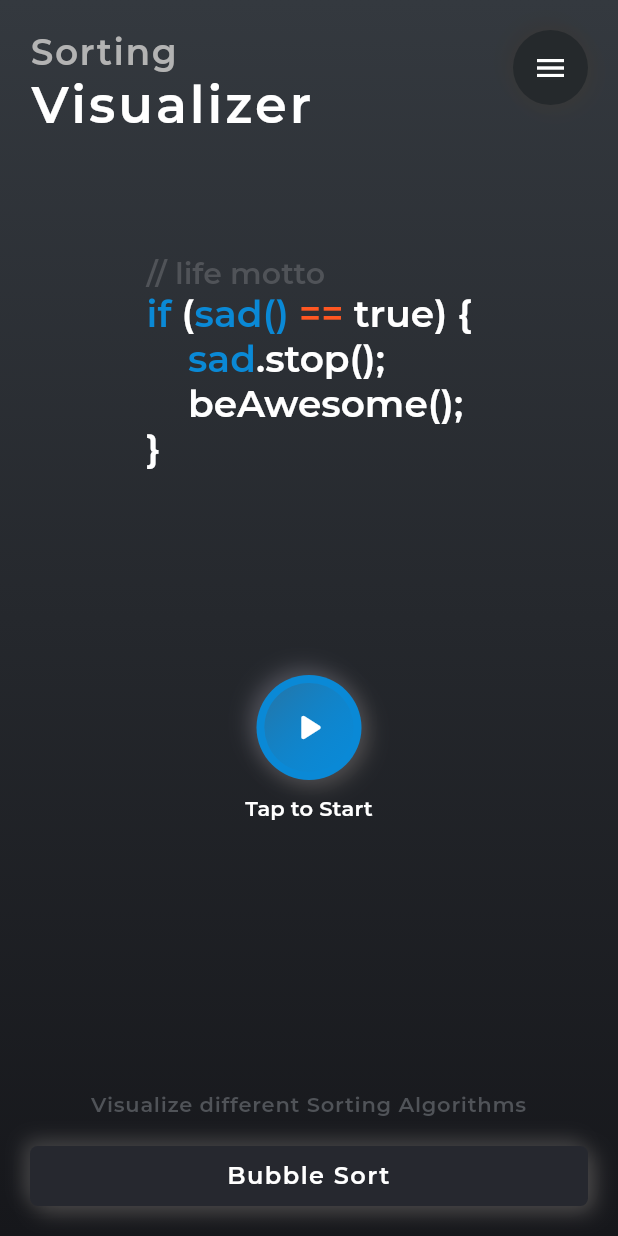
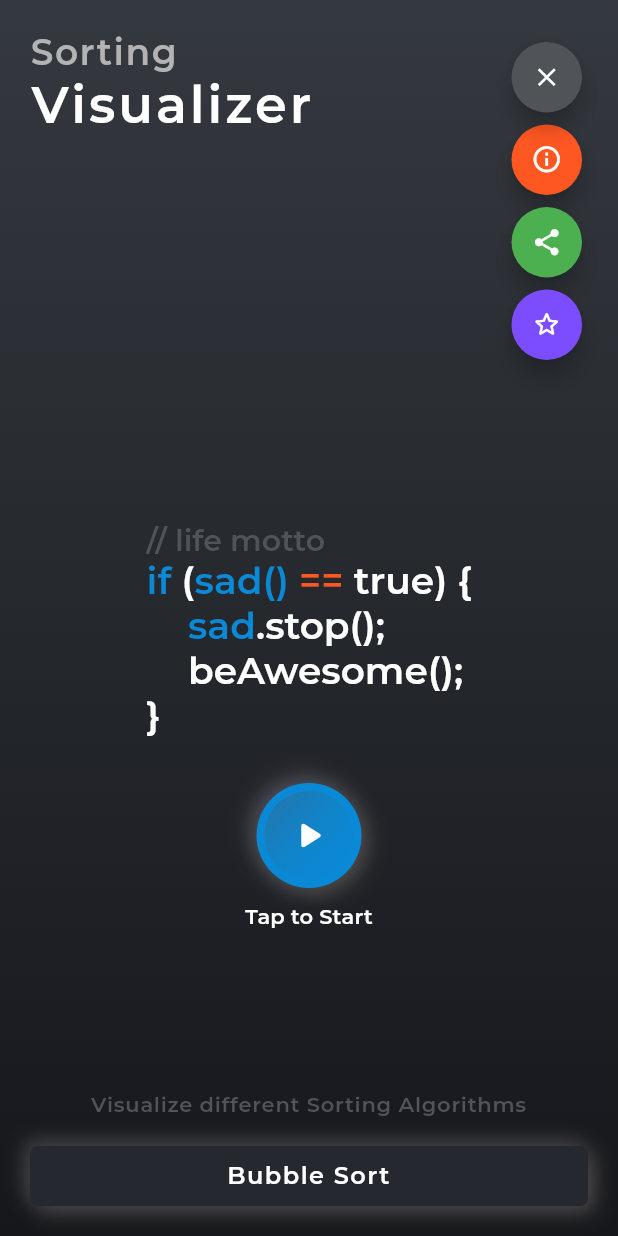
Before and after one commit to roshan9419/Sortlizer, a Flutter app: the screen it shows after launch, on a phone screen of 412 x 824 dp. Run offline on Flutter 3.47's test engine with Material 2 defaults, Android fonts, the phone set to English and light mode, and no system bars; our stand-ins replace animated_text_kit, auto_route, flutter_highlight, flutter_svg, get_it, injectable and 3 more.

Commit message:
Added animated expandable buttons

```diff
--- a/lib/ui/views/home_view.dart
+++ b/lib/ui/views/home_view.dart
@@ -29,13 +29,9 @@ class HomeView extends StatelessWidget {
               child: Column(
                 crossAxisAlignment: CrossAxisAlignment.stretch,
                 children: [
-                  Container(
-                    // color: Colors.blueGrey,
-                    height: 250,
-                    child: Stack(
-                      fit: StackFit.passthrough,
-                      clipBehavior: Clip.none,
-                      overflow: Overflow.visible,
+                  Row(
+                    crossAxisAlignment: CrossAxisAlignment.start,
+                    mainAxisAlignment: MainAxisAlignment.spaceBetween,
                     children: [
                       RichText(
                           text: TextSpan(
@@ -49,48 +45,12 @@ class HomeView extends StatelessWidget {
                                   color: Colors.white, letterSpacing: 2),
                             )
                           ])),
-                        Positioned(
-                          right: 0,
-                          top: 0,
-                          child: Column(
-                            children: [
-                              NeumorphicButton(
-                                icon: Icon(
-                                  model.isMenuOpened ? Icons.close : Icons.menu,
-                                  color: Colors.white,
-                                ),
-                                btnSize: 50,
-                                onTap: model.onMenuBtnClick,
-                              ),
-                              if (model.isMenuOpened)
-                                ActionButton(
-                                    toolTipText: 'About',
-                                    color: theme.primaryColor,
-                                    iconData: Icons.info_outline,
-                                    onTap: model.showAboutApp),
-                              if (model.isMenuOpened)
-                                ActionButton(
-                                    toolTipText: 'Share',
-                                    color: Color(0xff0CAA7F),
-                                    iconData: Icons.share),
-                              if (model.isMenuOpened)
-                                ActionButton(
-                                    toolTipText: 'Rate',
-                                    color: orangeThemeColor,
-                                    iconData: Icons.star),
+                      ExpandableButtons(),
                     ],
                   ),
-                        ),
-                        Positioned(
-                            top: 150,
-                            left: 0,
-                            right: 0,
-                            child: GetProgrammingQuote()),
-                      ],
-                    ),
-                  ),
                   Spacer(),
-                  // SizedBox(height: 100),
+                  GetProgrammingQuote(),
+                  SizedBox(height: 30),
                   Center(
                     child: NeumorphicButton(
                       onTap: model.moveToVisualizerView,
@@ -143,6 +103,113 @@ class HomeView extends StatelessWidget {
         ),
       ),
       viewModelBuilder: () => HomeViewModel(),
+    );
+  }
+}
+
+class ExpandableButtons extends StatefulWidget {
+  @override
+  _ExpandableButtonsState createState() => _ExpandableButtonsState();
+}
+
+class _ExpandableButtonsState extends State<ExpandableButtons>
+    with SingleTickerProviderStateMixin {
+  bool isOpened = false;
+  AnimationController _animationController;
+  Animation<Color> _btnColor;
+  Animation<double> _animationIcon;
+  Animation<double> _translateBtn;
+  double _fabHeight = 55.0;
+
+  @override
+  void initState() {
+    _animationController =
+        AnimationController(vsync: this, duration: Duration(milliseconds: 500))
+          ..addListener(() {
+            setState(() {});
+          });
+    _animationIcon =
+        Tween<double>(begin: 0.0, end: 1.0).animate(_animationController);
+    _btnColor = ColorTween(begin: Colors.blue, end: Colors.deepOrange).animate(
+        CurvedAnimation(
+            parent: _animationController,
+            curve: Interval(0.0, 1.0, curve: Curves.linear)));
+    _translateBtn = Tween<double>(begin: _fabHeight, end: 0).animate(
+        CurvedAnimation(
+            parent: _animationController,
+            curve: Interval(0.0, 0.75, curve: Curves.easeOut)));
+    super.initState();
+  }
+
+  @override
+  void dispose() {
+    _animationController.dispose();
+    super.dispose();
+  }
+
+  void animate() {
+    isOpened ? _animationController.reverse() : _animationController.forward();
+    isOpened = !isOpened;
+  }
+
+  @override
+  Widget build(BuildContext context) {
+    return Container(
+      // color: Colors.blueGrey,
+      height: 220,
+      child: Stack(
+        overflow: Overflow.visible,
+        // mainAxisSize: MainAxisSize.min,
+        children: [
+          Transform(
+            transform:
+                Matrix4.translationValues(0.0, _translateBtn.value * 1.0, 0.0),
+            child: ActionButton(
+              color: Colors.deepOrange,
+              toolTipText: 'About',
+              iconData: Icons.info_outline,
+            ),
+          ),
+          Transform(
+            transform:
+                Matrix4.translationValues(0.0, _translateBtn.value * 2.0, 0.0),
+            child: ActionButton(
+              color: Colors.green,
+              toolTipText: 'Share',
+              iconData: Icons.share,
+            ),
+          ),
+          Transform(
+            transform:
+                Matrix4.translationValues(0.0, _translateBtn.value * 3.0, 0.0),
+            child: ActionButton(
+              color: Colors.deepPurpleAccent,
+              toolTipText: 'Star',
+              iconData: Icons.star_border_rounded,
+            ),
+          ),
+          Container(
+            width: 55,
+            height: 55,
+            padding: const EdgeInsets.only(top: 8.0),
+            child: FittedBox(
+              child: FloatingActionButton(
+                onPressed: () {
+                  animate();
+                },
+                heroTag: 'Menu',
+                backgroundColor: darkGrayColor,
+                child: AnimatedIcon(
+                  icon: AnimatedIcons.close_menu,
+                  progress: _animationIcon,
+                  color: Colors.white,
+                ),
+                tooltip: 'Menu',
+              ),
+            ),
+          ),
+        ],
+      ),
     );
   }
 }
```
Lines whose indentation alone changed are shown as unchanged.
